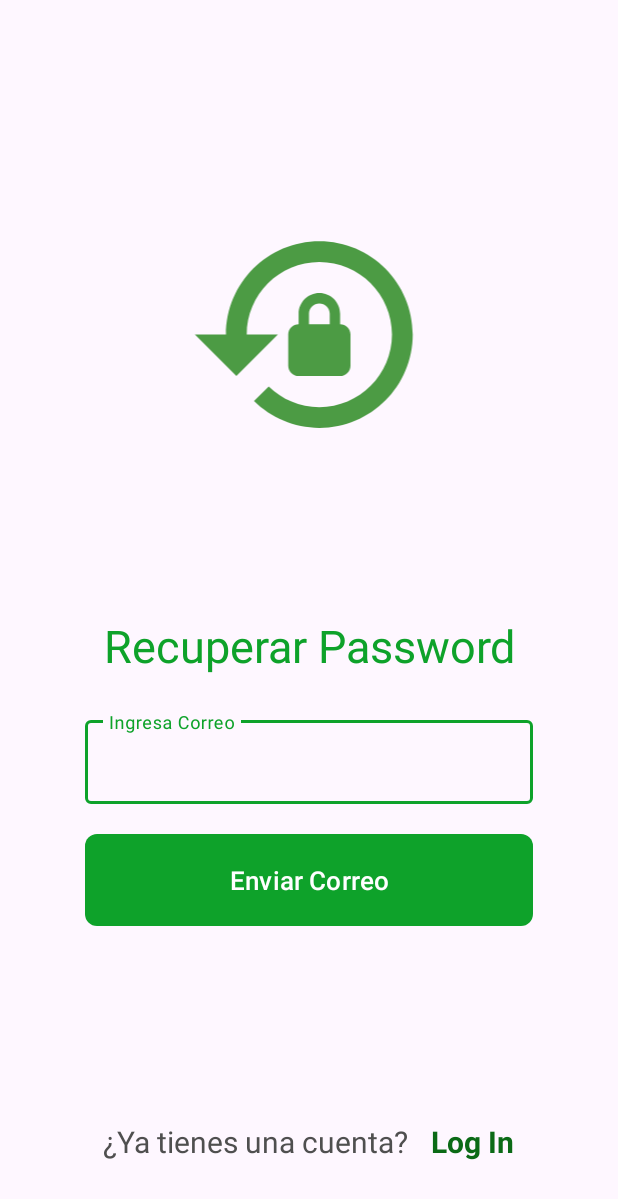
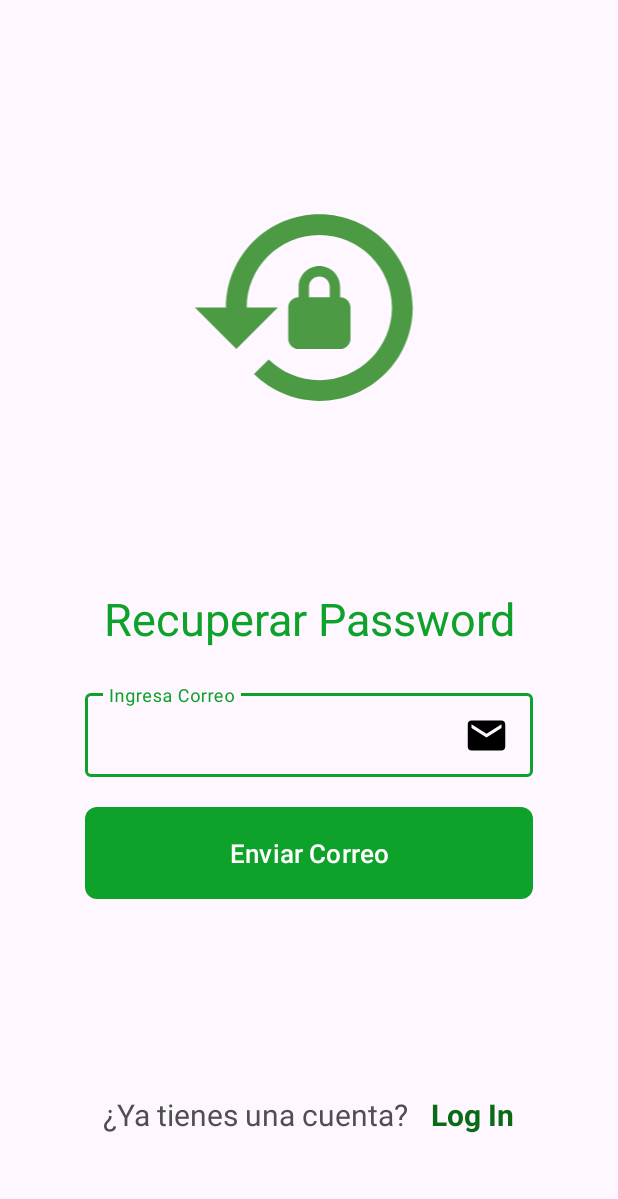
Before and after one commit to JoelVc09/AppControlMoto, an Android app: the RecuperarPassword screen opened directly, with no data from a screen before it, on a phone screen of 412 x 824 dp. Shown: the top 1199 px of the screen. Run offline under Robolectric (Android 15) with nearby library versions, the phone set to English and light mode, and no system bars; our stand-ins replace Firebase (no records; nobody signed in at launch, a user with empty details on screens opened directly).

Commit message:
Cambios pequeños, Seguir con la segunda parte cambios en base al cliente

```diff
--- a/app/src/main/java/com/example/appcontrolmoto/SingUp.kt
+++ b/app/src/main/java/com/example/appcontrolmoto/SingUp.kt
@@ -148,7 +148,7 @@ class SingUp : AppCompatActivity() {
                             if (task.isSuccessful) {
                                 val user: FirebaseUser? = auth.currentUser
                                 val uid = user?.uid
-
+                                //sendEmailVerification()
                                 val userModel = UserModel(nombre, apellido, celular, email, uid)
                                 collectionRef.add(userModel)
                                     .addOnCompleteListener {
--- a/app/src/main/res/layout/activity_recuperar_password.xml
+++ b/app/src/main/res/layout/activity_recuperar_password.xml
@@ -12,9 +12,8 @@
         android:layout_height="wrap_content"
         android:gravity="center"
         android:orientation="vertical"
-        app:layout_constraintBottom_toBottomOf="parent"
+        app:layout_constraintBottom_toTopOf="@+id/guideline15"
         app:layout_constraintEnd_toEndOf="parent"
-        app:layout_constraintHorizontal_bias="0.0"
         app:layout_constraintStart_toStartOf="parent"
         app:layout_constraintTop_toTopOf="parent"
         app:layout_constraintVertical_bias="0.739">
@@ -58,6 +57,7 @@
                     android:id="@+id/recuperarcorreo"
                     android:layout_width="match_parent"
                     android:layout_height="wrap_content"
+                    android:drawableEnd="@drawable/baseline_email_24"
                     android:hint="Ingresa Correo" />
             </com.google.android.material.textfield.TextInputLayout>
 
@@ -98,5 +98,12 @@
         </LinearLayout>
     </LinearLayout>
 
+    <androidx.constraintlayout.widget.Guideline
+        android:id="@+id/guideline15"
+        android:layout_width="wrap_content"
+        android:layout_height="wrap_content"
+        android:orientation="horizontal"
+        app:layout_constraintGuide_percent="0.97" />
+
 
 </androidx.constraintlayout.widget.ConstraintLayout>
```
